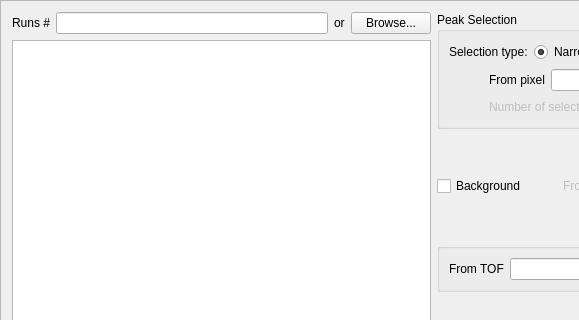
Qt form Code/Mantid/scripts/Interface/ui/reflectometer/data_refl.ui (mantidproject/mantid) before a commit; both pictures show x 0 to 579 and y 0 to 320 of the 1062 by 568 pixel window.
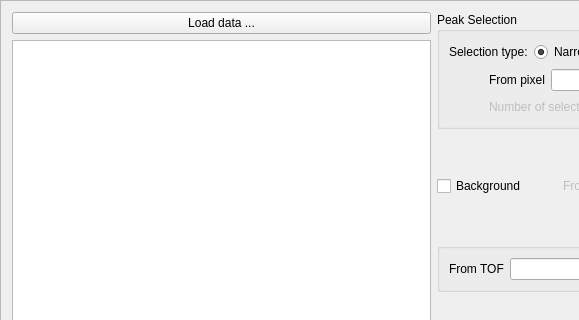
The same form after that commit.

Commit message: Implemented the LoadSNSRoi. This refs #3570

Patch:
```diff
--- a/Code/Mantid/scripts/Interface/ui/reflectometer/data_refl.ui
+++ b/Code/Mantid/scripts/Interface/ui/reflectometer/data_refl.ui
@@ -29,39 +29,9 @@
          <item>
           <layout class="QHBoxLayout" name="horizontalLayout_5">
            <item>
-            <widget class="QLabel" name="label_6">
+            <widget class="QPushButton" name="data_nexus_browse">
              <property name="text">
-              <string>Runs #</string>
-             </property>
-            </widget>
-           </item>
-           <item>
-            <widget class="QLineEdit" name="lineEdit_4">
-             <property name="minimumSize">
-              <size>
-               <width>100</width>
-               <height>0</height>
-              </size>
-             </property>
-             <property name="statusTip">
-              <string/>
-             </property>
-             <property name="text">
-              <string/>
-             </property>
-            </widget>
-           </item>
-           <item>
-            <widget class="QLabel" name="label_9">
-             <property name="text">
-              <string>or</string>
-             </property>
-            </widget>
-           </item>
-           <item>
-            <widget class="QPushButton" name="pushButton_4">
-             <property name="text">
-              <string>Browse...</string>
+              <string>Load data ...</string>
              </property>
             </widget>
            </item>
```
Left out of the diff: 2 changed lines with no effect on the pictures. The commit also changes 24 other files.
